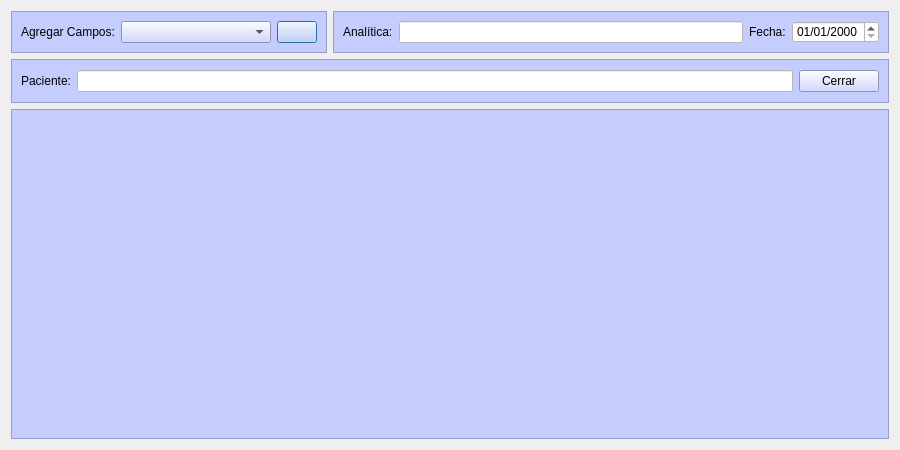
Before: the Qt Designer form frmanalitica.ui in arcnexus/RedFoX, drawn with Qt 5.
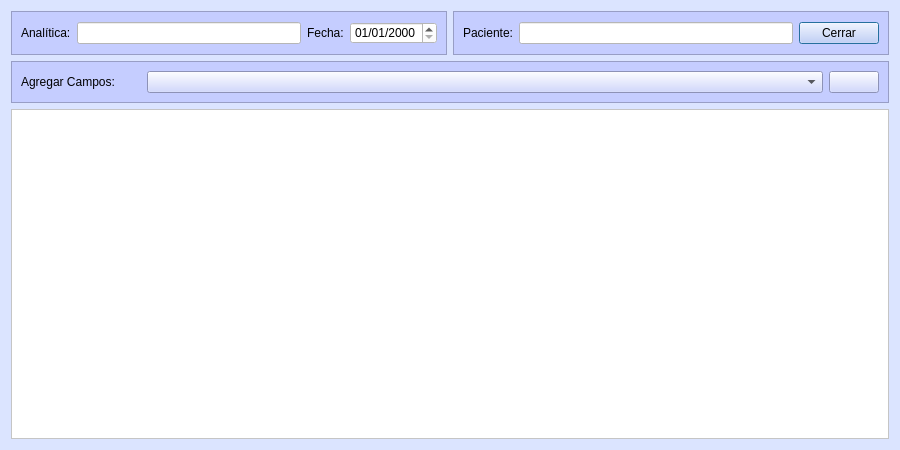
After: the same form once the commit is applied. Icons and pictures are not drawn.

Commit message: Avanzando en analitica

```diff
--- a/frmanalitica.ui
+++ b/frmanalitica.ui
@@ -17,54 +17,11 @@
    <iconset resource="terra.qrc">
     <normaloff>:/Icons/PNG/terra.png</normaloff>:/Icons/PNG/terra.png</iconset>
   </property>
-  <layout class="QGridLayout" name="gridLayout">
+  <property name="styleSheet">
+   <string notr="true">background-color: rgb(219, 228, 255);</string>
+  </property>
+  <layout class="QGridLayout" name="gridLayout_2">
    <item row="0" column="0">
-    <widget class="QFrame" name="frame">
-     <property name="styleSheet">
-      <string notr="true">background-color: rgb(197, 205, 255);</string>
-     </property>
-     <property name="frameShape">
-      <enum>QFrame::StyledPanel</enum>
-     </property>
-     <property name="frameShadow">
-      <enum>QFrame::Raised</enum>
-     </property>
-     <layout class="QHBoxLayout" name="horizontalLayout">
-      <item>
-       <widget class="QLabel" name="label">
-        <property name="text">
-         <string>Agregar Campos:</string>
-        </property>
-       </widget>
-      </item>
-      <item>
-       <widget class="QComboBox" name="cboTipoAnalitica">
-        <property name="minimumSize">
-         <size>
-          <width>150</width>
-          <height>0</height>
-         </size>
-        </property>
-       </widget>
-      </item>
-      <item>
-       <widget class="QPushButton" name="btnAnadirCampos">
-        <property name="toolTip">
-         <string>Agregar campos a Analítica</string>
-        </property>
-        <property name="text">
-         <string/>
-        </property>
-        <property name="icon">
-         <iconset resource="terra.qrc">
-          <normaloff>:/Icons/PNG/add.png</normaloff>:/Icons/PNG/add.png</iconset>
-        </property>
-       </widget>
-      </item>
-     </layout>
-    </widget>
-   </item>
-   <item row="0" column="1">
     <widget class="QFrame" name="frame_2">
      <property name="autoFillBackground">
       <bool>false</bool>
@@ -125,7 +82,7 @@
      </layout>
     </widget>
    </item>
-   <item row="1" column="0" colspan="2">
+   <item row="0" column="1">
     <widget class="QFrame" name="frame_3">
      <property name="minimumSize">
       <size>
@@ -177,10 +134,69 @@
      </layout>
     </widget>
    </item>
+   <item row="1" column="0" colspan="2">
+    <widget class="QFrame" name="frame">
+     <property name="styleSheet">
+      <string notr="true">background-color: rgb(197, 205, 255);</string>
+     </property>
+     <property name="frameShape">
+      <enum>QFrame::StyledPanel</enum>
+     </property>
+     <property name="frameShadow">
+      <enum>QFrame::Raised</enum>
+     </property>
+     <layout class="QGridLayout" name="gridLayout">
+      <item row="0" column="0">
+       <widget class="QLabel" name="label">
+        <property name="maximumSize">
+         <size>
+          <width>120</width>
+          <height>16777215</height>
+         </size>
+        </property>
+        <property name="text">
+         <string>Agregar Campos:</string>
+        </property>
+       </widget>
+      </item>
+      <item row="0" column="1">
+       <widget class="QComboBox" name="cboTipoAnalitica">
+        <property name="minimumSize">
+         <size>
+          <width>150</width>
+          <height>0</height>
+         </size>
+        </property>
+       </widget>
+      </item>
+      <item row="0" column="2">
+       <widget class="QPushButton" name="btnAnadirCampos">
+        <property name="maximumSize">
+         <size>
+          <width>50</width>
+          <height>16777215</height>
+         </size>
+        </property>
+        <property name="toolTip">
+         <string>Agregar campos a Analítica</string>
+        </property>
+        <property name="text">
+         <string/>
+        </property>
+        <property name="icon">
+         <iconset resource="terra.qrc">
+          <normaloff>:/Icons/PNG/add.png</normaloff>:/Icons/PNG/add.png</iconset>
+        </property>
+       </widget>
+      </item>
+     </layout>
+    </widget>
+   </item>
    <item row="2" column="0" colspan="2">
     <widget class="QTableWidget" name="tablaAnalitica">
      <property name="styleSheet">
-      <string notr="true">background-color: rgb(197, 205, 255);</string>
+      <string notr="true">background-color: rgb(255,255, 255);
+alternate-background-color: rgb(255, 253, 104);</string>
      </property>
     </widget>
    </item>
```
Left out of the diff: 9 changed lines with no effect on the pictures. The commit also changes 9 other files.
